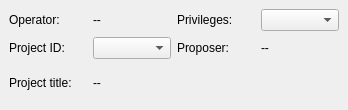
Before: the Qt Designer form cct/qtgui/dockwidgets/accounting/accounting.ui in awacha/cct, drawn with Qt 5.
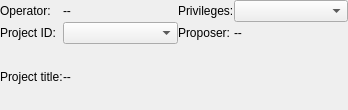
After: the same form once the commit is applied.

Commit message: Made dock widgets in cct more compact, consume less space

Diff of the .ui file:
```diff
--- a/cct/qtgui/dockwidgets/accounting/accounting.ui
+++ b/cct/qtgui/dockwidgets/accounting/accounting.ui
@@ -30,6 +30,21 @@
     <property name="sizeConstraint">
      <enum>QLayout::SetMinAndMaxSize</enum>
     </property>
+    <property name="leftMargin">
+     <number>0</number>
+    </property>
+    <property name="topMargin">
+     <number>0</number>
+    </property>
+    <property name="rightMargin">
+     <number>0</number>
+    </property>
+    <property name="bottomMargin">
+     <number>0</number>
+    </property>
+    <property name="spacing">
+     <number>0</number>
+    </property>
     <item row="1" column="0">
      <widget class="QLabel" name="label_2">
       <property name="text">
@@ -52,7 +67,14 @@
      </widget>
     </item>
     <item row="0" column="3">
-     <widget class="QComboBox" name="privilegesComboBox"/>
+     <widget class="QComboBox" name="privilegesComboBox">
+      <property name="sizePolicy">
+       <sizepolicy hsizetype="MinimumExpanding" vsizetype="Fixed">
+        <horstretch>0</horstretch>
+        <verstretch>0</verstretch>
+       </sizepolicy>
+      </property>
+     </widget>
     </item>
     <item row="1" column="2">
      <widget class="QLabel" name="label_4">
@@ -69,7 +91,14 @@
      </widget>
     </item>
     <item row="1" column="1">
-     <widget class="QComboBox" name="projectIDComboBox"/>
+     <widget class="QComboBox" name="projectIDComboBox">
+      <property name="sizePolicy">
+       <sizepolicy hsizetype="MinimumExpanding" vsizetype="Fixed">
+        <horstretch>0</horstretch>
+        <verstretch>0</verstretch>
+       </sizepolicy>
+      </property>
+     </widget>
     </item>
     <item row="2" column="0">
      <widget class="QLabel" name="label_5">
```
The commit also changes 4 other files.
